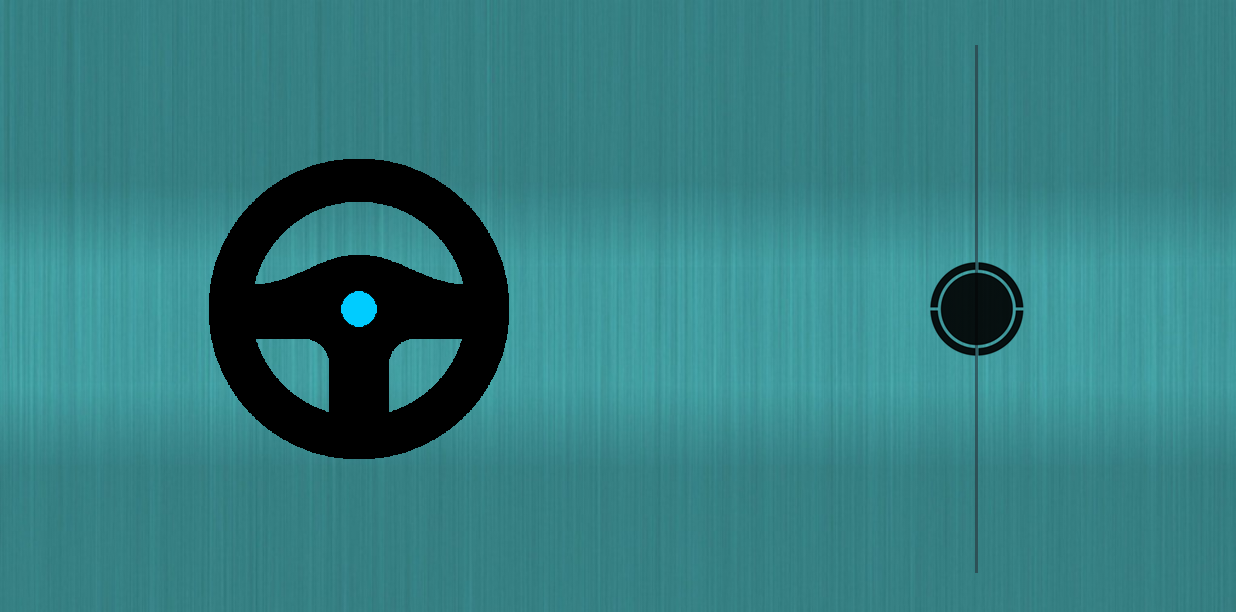
After one commit to Apoc-Network/Apoc-Auth-Manager, an Android app: the SteerControllerActivity screen opened directly, with no data from a screen before it, on a phone screen of 824 x 412 dp (held sideways). The commit adds this screen. Shown: the top 612 px of the screen. Run offline under Robolectric (Android 15) with nearby library versions, the light colour scheme and no system bars.

Commit message:
feat: add second controller ui

```diff
--- /dev/null
+++ b/app/src/main/java/com/shouchuang/car/ui/SteerControllerActivity.java
@@ -0,0 +1,89 @@
+package com.shouchuang.car.ui;
+
+import android.app.Activity;
+import android.os.Bundle;
+import android.widget.SeekBar;
+
+import com.shouchuang.car.R;
+import com.shouchuang.car.datahelper.Direction;
+import com.shouchuang.car.datahelper.MoveDataHelper;
+import com.shouchuang.car.ui.widget.SteeringWheelView;
+import com.shouchuang.car.ui.widget.VerticalSeekBar;
+
+public class SteerControllerActivity extends Activity implements SteeringWheelView.WheelScrollDirectionListener {
+
+    public static final int DIRECTION_RECOGNITION_OFFSET = 5;
+
+    private SteeringWheelView mSteer;
+    private VerticalSeekBar mRightRocker;
+
+    private MoveDataHelper dataHelper;
+
+    private int mRightspeed = 0;
+    private Direction mLeftWheel = Direction.STOP;
+    private Direction mRightWheel = Direction.STOP;
+
+
+    @Override
+    protected void onCreate(Bundle savedInstanceState) {
+        super.onCreate(savedInstanceState);
+        setContentView(R.layout.activity_steer_controller);
+        findView();
+        dataHelper = new MoveDataHelper();
+    }
+
+    private void findView() {
+        mSteer = (SteeringWheelView) findViewById(R.id.steer);
+        mSteer.setWheelImage(R.drawable.steering_wheel);
+        mSteer.setGetWheelScrollDirection(this);
+        mRightRocker = (VerticalSeekBar) findViewById(R.id.right_rocker);
+        mRightRocker.setOnSeekBarChangeListener(new SeekBar.OnSeekBarChangeListener() {
+            @Override
+            public void onProgressChanged(SeekBar seekBar, int i, boolean b) {
+                // two direction divide progress into two part
+                mRightspeed = i - 50;
+                if (mRightspeed < -DIRECTION_RECOGNITION_OFFSET) {
+                    mRightWheel = Direction.BACKWARD;
+                } else if (mRightspeed > DIRECTION_RECOGNITION_OFFSET) {
+                    mRightWheel = Direction.FORWARD;
+                } else {
+                    mRightWheel = Direction.STOP;
+                }
+                dataHelper.move(mLeftWheel, mRightWheel);
+            }
+
+            @Override
+            public void onStartTrackingTouch(SeekBar seekBar) {
+            }
+
+            @Override
+            public void onStopTrackingTouch(SeekBar seekBar) {
+                seekBar.setProgress(50);
+            }
+        });
+    }
+
+    @Override
+    protected void onPause() {
+        super.onPause();
+        dataHelper.stop();
+    }
+
+    @Override
+    public void onTurnRight() {
+        mLeftWheel = Direction.BACKWARD;
+        dataHelper.move(mLeftWheel, mRightWheel);
+    }
+
+    @Override
+    public void onTurnLeft() {
+        mLeftWheel = Direction.FORWARD;
+        dataHelper.move(mLeftWheel, mRightWheel);
+    }
+
+    @Override
+    public void onTurnStop() {
+        mLeftWheel = Direction.STOP;
+        dataHelper.move(mLeftWheel, mRightWheel);
+    }
+}
--- /dev/null
+++ b/app/src/main/java/com/shouchuang/car/ui/widget/SteeringWheelView.java
@@ -0,0 +1,182 @@
+package com.shouchuang.car.ui.widget;
+
+import android.content.Context;
+import android.graphics.Bitmap;
+import android.graphics.BitmapFactory;
+import android.graphics.Matrix;
+import android.util.AttributeSet;
+import android.util.Log;
+import android.view.MotionEvent;
+import android.view.View;
+import android.widget.ImageView;
+
+import java.util.Timer;
+import java.util.TimerTask;
+
+public class SteeringWheelView extends ImageView {
+
+    private Bitmap imageOriginal, imageScaled;     //variables for original and re-sized image
+    private Matrix matrix;                         //Matrix used to perform rotations
+    private int wheelHeight, wheelWidth;           //height and width of the view
+    private Context context;
+
+    public interface WheelScrollDirectionListener {
+        void onTurnRight();
+        void onTurnLeft();
+        void onTurnStop();
+    }
+
+    WheelScrollDirectionListener mWheelScrollDirectionListener = null;
+
+    public void setGetWheelScrollDirection(WheelScrollDirectionListener listener) {
+        this.mWheelScrollDirectionListener = listener;
+    }
+
+    public SteeringWheelView(Context context, AttributeSet attrs) {
+        super(context, attrs);
+        init(context);
+    }
+
+    //initializations
+    private void init(Context context) {
+        this.context = context;
+        this.setScaleType(ScaleType.MATRIX);
+
+        // initialize the matrix only once
+        if (matrix == null) {
+            matrix = new Matrix();
+        } else {
+            matrix.reset();
+        }
+
+        //touch events listener
+        this.setOnTouchListener(new WheelTouchListener());
+    }
+
+    /**
+     * Set the wheel image.
+     *
+     * @param drawableId the id of the drawable to be used as the wheel image.
+     */
+    public void setWheelImage(int drawableId) {
+        imageOriginal = BitmapFactory.decodeResource(context.getResources(), drawableId);
+    }
+
+    /*
+     * We need this to get the dimensions of the view. Once we get those,
+     * We can scale the image to make sure it's proper,
+     * Initialize the matrix and align it with the views center.
+     */
+    @Override
+    protected void onSizeChanged(int w, int h, int oldw, int oldh) {
+        super.onSizeChanged(w, h, oldw, oldh);
+
+        // method called multiple times but initialized just once
+        if (wheelHeight == 0 || wheelWidth == 0) {
+            wheelHeight = h;
+            wheelWidth = w;
+            // resize the image
+            Matrix resize = new Matrix();
+            resize.postScale(
+                    (float) Math.min(wheelWidth, wheelHeight) / (float) imageOriginal.getWidth(),
+                    (float) Math.min(wheelWidth, wheelHeight) / (float) imageOriginal.getHeight()
+            );
+            imageScaled = Bitmap.createBitmap(imageOriginal, 0, 0, imageOriginal.getWidth(),
+                    imageOriginal.getHeight(), resize, false);
+            // translate the matrix to the image view's center
+            float translateX = wheelWidth / 2 - imageScaled.getWidth() / 2;
+            float translateY = wheelHeight / 2 - imageScaled.getHeight() / 2;
+            matrix.postTranslate(translateX, translateY);
+            SteeringWheelView.this.setImageBitmap(imageScaled);
+            SteeringWheelView.this.setImageMatrix(matrix);
+        }
+    }
+
+    /**
+     * get the angle of a touch event.
+     */
+    private double getAngle(double x, double y) {
+        x = x - (wheelWidth / 2d);
+        y = wheelHeight - y - (wheelHeight / 2d);
+
+        switch (getQuadrant(x, y)) {
+            case 1:
+                return Math.asin(y / Math.hypot(x, y)) * 180 / Math.PI;
+            case 2:
+                return 180 - Math.asin(y / Math.hypot(x, y)) * 180 / Math.PI;
+            case 3:
+                return 180 + (-1 * Math.asin(y / Math.hypot(x, y)) * 180 / Math.PI);
+            case 4:
+                return 360 + Math.asin(y / Math.hypot(x, y)) * 180 / Math.PI;
+            default:
+                return 0;
+        }
+    }
+
+    /**
+     * get the quadrant of the wheel which contains the touch point (x,y)
+     *
+     * @return quadrant 1,2,3 or 4
+     */
+    private static int getQuadrant(double x, double y) {
+        if (x >= 0) {
+            return y >= 0 ? 1 : 4;
+        } else {
+            return y >= 0 ? 2 : 3;
+        }
+    }
+
+    /**
+     * rotate the wheel by the given angle
+     *
+     * @param degrees
+     */
+    private void rotateWheel(float degrees) {
+        matrix.postRotate(degrees, wheelWidth / 2, wheelHeight / 2);
+        SteeringWheelView.this.setImageMatrix(matrix);
+    }
+
+    //listener for touch events on the wheel
+    private class WheelTouchListener implements View.OnTouchListener {
+
+        private double startAngle;
+        private double currentAngle;
+
+        @Override
+        public boolean onTouch(View v, MotionEvent event) {
+            switch (event.getAction()) {
+
+                case MotionEvent.ACTION_DOWN:
+                    //get the start angle for the current move event
+                    startAngle = getAngle(event.getX(), event.getY());
+                    break;
+
+                case MotionEvent.ACTION_MOVE:
+                    //get the current angle for the current move event
+                    currentAngle = getAngle(event.getX(), event.getY());
+
+
+                    float dimen = (float) (startAngle - currentAngle);
+                    //rotate the wheel by the difference
+                    rotateWheel(dimen);
+
+                    if (dimen > 0.0) {
+                        mWheelScrollDirectionListener.onTurnRight();
+                    } else if (dimen < -0.0){
+                        mWheelScrollDirectionListener.onTurnLeft();
+                    } else {
+                        mWheelScrollDirectionListener.onTurnStop();
+                    }
+                    //current angle becomes start angle for the next motion
+                    startAngle = currentAngle;
+                    break;
+
+                case MotionEvent.ACTION_UP:
+                    mWheelScrollDirectionListener.onTurnStop();
+                    break;
+            }
+            return true;
+        }
+    }
+
+}
--- /dev/null
+++ b/app/src/main/res/layout/activity_steer_controller.xml
@@ -0,0 +1,47 @@
+<?xml version="1.0" encoding="utf-8"?>
+<LinearLayout xmlns:android="http://schemas.android.com/apk/res/android"
+    xmlns:tools="http://schemas.android.com/tools"
+    android:id="@+id/activity_rocker_controller"
+    android:layout_width="match_parent"
+    android:layout_height="match_parent"
+    android:background="@drawable/background"
+    tools:context="com.shouchuang.car.ui.RockerControllerActivity">
+
+
+    <RelativeLayout
+        android:layout_width="wrap_content"
+        android:layout_height="match_parent"
+        android:layout_margin="30dp"
+        android:layout_weight="1">
+
+        <com.shouchuang.car.ui.widget.SteeringWheelView
+            android:id="@+id/steer"
+            android:layout_width="200dp"
+            android:layout_height="200dp"
+            android:layout_centerInParent="true" />
+    </RelativeLayout>
+
+
+    <RelativeLayout
+        android:layout_width="wrap_content"
+        android:layout_height="match_parent"
+        android:layout_margin="30dp"
+        android:layout_weight="1">
+
+        <com.shouchuang.car.ui.widget.VerticalSeekBar
+            android:id="@+id/right_rocker"
+            android:layout_width="wrap_content"
+            android:layout_height="match_parent"
+            android:layout_centerInParent="true"
+            android:indeterminate="false"
+            android:max="100"
+            android:maxHeight="2dp"
+            android:minHeight="2dp"
+            android:progress="50"
+            android:progressDrawable="@drawable/rocker_seekbar_style"
+            android:thumb="@drawable/rocker_btn"
+            android:thumbOffset="0dp" />
+
+    </RelativeLayout>
+
+</LinearLayout>
```
Also changed, not shown: app/src/main/AndroidManifest.xml (+11 -7 lines), app/src/main/java/com/shouchuang/car/component/hardware/Motor.java (added, +30 -0 lines), app/src/main/java/com/shouchuang/car/component/parts/BasePart.java (added, +17 -0 lines), app/src/main/java/com/shouchuang/car/component/parts/Wheel.java (added, +20 -0 lines), app/src/main/java/com/shouchuang/car/ui/ControllerSelectActivity.java (+5 -4 lines), app/src/main/res/drawable-hdpi/steering_wheel.png (added), app/src/main/res/drawable/thumb_rocker_controller.png (added), app/src/main/res/drawable/thumb_wheer_controller.png (added), app/src/main/res/layout/item_controller_card.xml (renamed from app/src/main/res/layout/item.xml).
